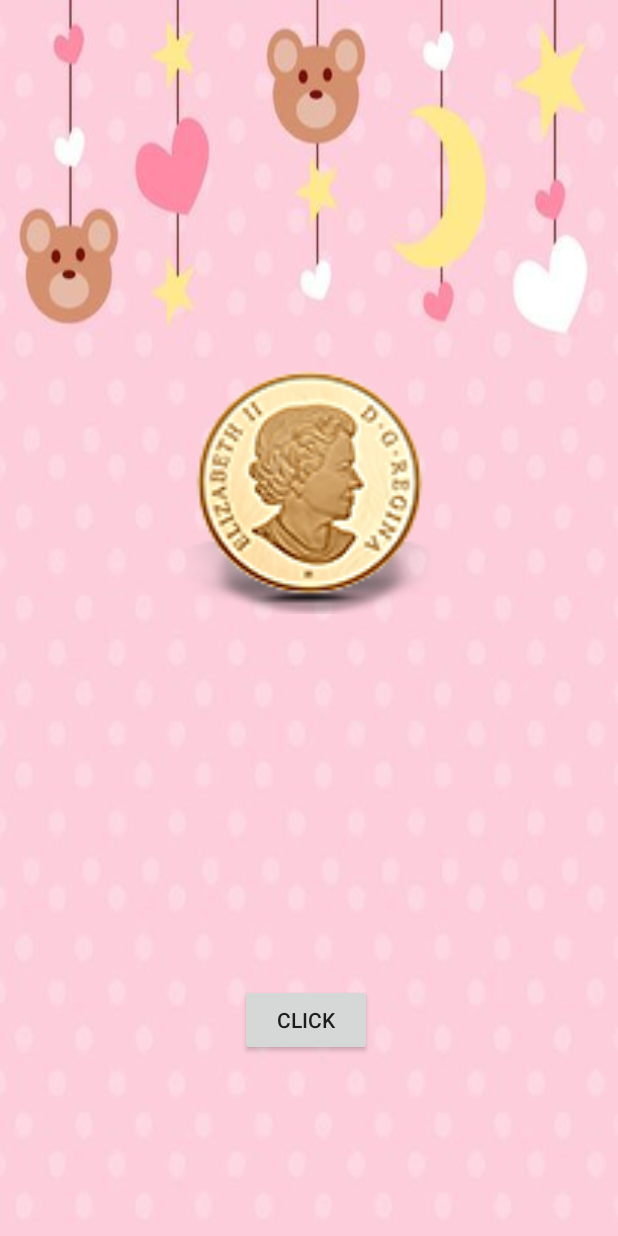
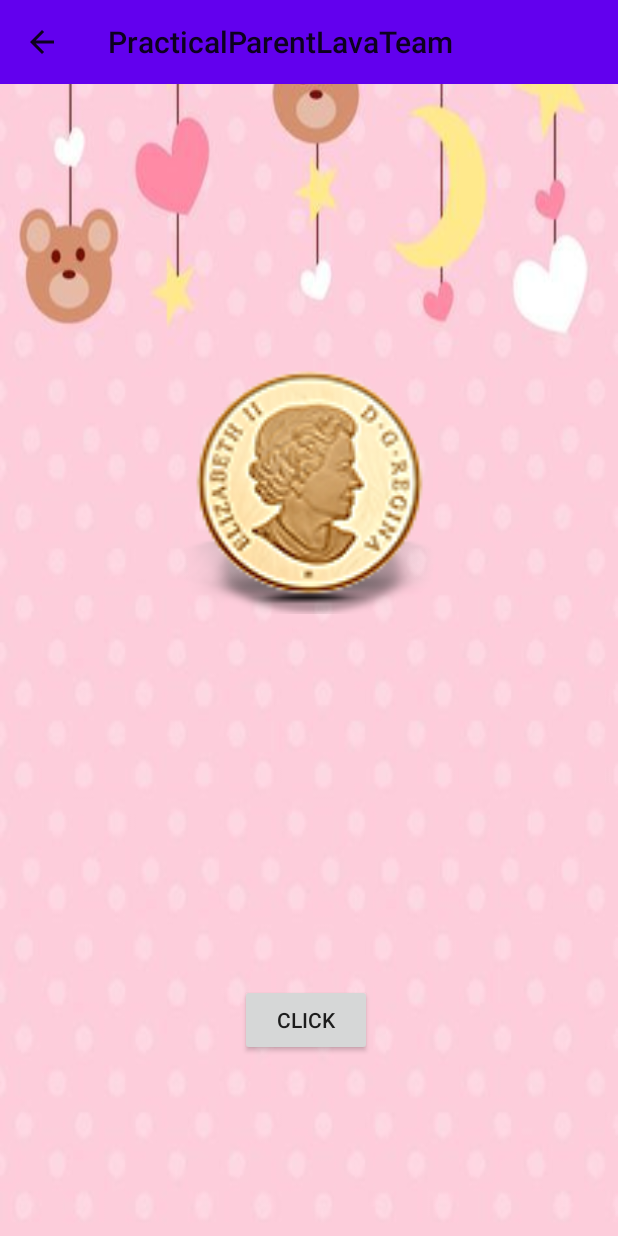
Before and after one commit to gurjeetsingh/Practical-Parenting-Andorid-Application, an Android app: the CoinFlipActivity screen opened directly, with no data from a screen before it, on a phone screen of 412 x 824 dp. Run offline under Robolectric (Android 15) with nearby library versions, the light colour scheme and no system bars.

Commit message:
Yuhan third commit

```diff
--- a/app/src/main/java/com/e/practicalparentlavateam/UI/CoinFlipActivity.java
+++ b/app/src/main/java/com/e/practicalparentlavateam/UI/CoinFlipActivity.java
@@ -1,6 +1,8 @@
 package com.e.practicalparentlavateam.UI;
 
+import androidx.appcompat.app.ActionBar;
 import androidx.appcompat.app.AppCompatActivity;
+import androidx.appcompat.widget.Toolbar;
 
 import android.animation.Animator;
 import android.animation.AnimatorListenerAdapter;
@@ -10,6 +12,7 @@ import android.content.Intent;
 import android.media.MediaParser;
 import android.media.MediaPlayer;
 import android.os.Bundle;
+import android.view.Menu;
 import android.view.View;
 import android.view.animation.AccelerateDecelerateInterpolator;
 import android.view.animation.DecelerateInterpolator;
@@ -28,28 +31,22 @@ public class CoinFlipActivity extends AppCompatActivity {
         super.onCreate(savedInstanceState);
         setContentView(R.layout.activity_coin_flip);
 
+        Toolbar toolbar = (Toolbar) findViewById(R.id.flipCoinToolbar);
+        setSupportActionBar(toolbar);
+
+        ActionBar ab = getSupportActionBar();
+        ab.setDisplayHomeAsUpEnabled(true);
+
         flipCoin();
     }
 
+    @Override
+    public boolean onCreateOptionsMenu(Menu menu) {
+        getMenuInflater().inflate(R.menu.menu_coin_flip, menu);
+        return true;
+    }
+
     private void flipCoin() {
-        /*final Random random = new Random();
-        Button button = (Button) findViewById(R.id.button);
-        final ImageView image1 = (ImageView) findViewById(R.id.front);
-        final ImageView image2 = (ImageView) findViewById(R.id.back);
-        button.setOnClickListener(new View.OnClickListener() {
-            @Override
-            public void onClick(View v) {
-                int num = random.nextInt(2);
-                if(num == 1){
-                    image1.setAlpha((float) 0.0);
-                    image2.setAlpha((float) 1.0);
-                }
-                else{
-                    image1.setAlpha((float) 1.0);
-                    image2.setAlpha((float) 0.0);
-                }
-            }
-        });*/
         //https://stackoverflow.com/questions/46111262/card-flip-animation-in-android
         final Random random = new Random();
         final ImageView image1 = (ImageView) findViewById(R.id.front);
@@ -57,6 +54,7 @@ public class CoinFlipActivity extends AppCompatActivity {
         button.setOnClickListener(new View.OnClickListener() {
             @Override
             public void onClick(View v) {
+                //https://www.ear0.com/sound/show/soundid-10760
                 MediaPlayer sound = MediaPlayer.create(CoinFlipActivity.this, R.raw.coin);
                 sound.start();
                 final ObjectAnimator front = ObjectAnimator.ofFloat(image1, "scaleX", 1f, 0f);
--- a/app/src/main/res/layout/activity_coin_flip.xml
+++ b/app/src/main/res/layout/activity_coin_flip.xml
@@ -40,4 +40,16 @@
         android:text="click"
         app:layout_constraintBottom_toBottomOf="parent"
         app:layout_constraintStart_toStartOf="parent" />
+
+    <androidx.appcompat.widget.Toolbar
+        android:id="@+id/flipCoinToolbar"
+        android:layout_width="match_parent"
+        android:layout_height="wrap_content"
+        android:background="@color/colorPrimary"
+        android:minHeight="?attr/actionBarSize"
+        android:theme="?attr/actionBarTheme"
+        app:layout_constraintEnd_toEndOf="parent"
+        app:layout_constraintStart_toStartOf="parent"
+        app:layout_constraintTop_toTopOf="parent" />
+
 </androidx.constraintlayout.widget.ConstraintLayout>
--- /dev/null
+++ b/app/src/main/res/menu/menu_coin_flip.xml
@@ -0,0 +1,4 @@
+<?xml version="1.0" encoding="utf-8"?>
+<menu xmlns:android="http://schemas.android.com/apk/res/android">
+
+</menu>
--- /dev/null
+++ b/app/src/main/res/menu/menu_configure.xml
@@ -0,0 +1,4 @@
+<?xml version="1.0" encoding="utf-8"?>
+<menu xmlns:android="http://schemas.android.com/apk/res/android">
+
+</menu>
--- /dev/null
+++ b/app/src/main/res/menu/menu_timeout.xml
@@ -0,0 +1,4 @@
+<?xml version="1.0" encoding="utf-8"?>
+<menu xmlns:android="http://schemas.android.com/apk/res/android">
+
+</menu>
```
Also changed, not shown: app/src/main/AndroidManifest.xml (+6 -3 lines), app/src/main/java/com/e/practicalparentlavateam/UI/ConfigureChildren.java (+15 -0 lines), app/src/main/java/com/e/practicalparentlavateam/UI/TimeoutActivity.java (+15 -0 lines), app/src/main/res/layout/activity_configure_children.xml (+10 -0 lines), app/src/main/res/layout/activity_timeout.xml (+10 -0 lines).
